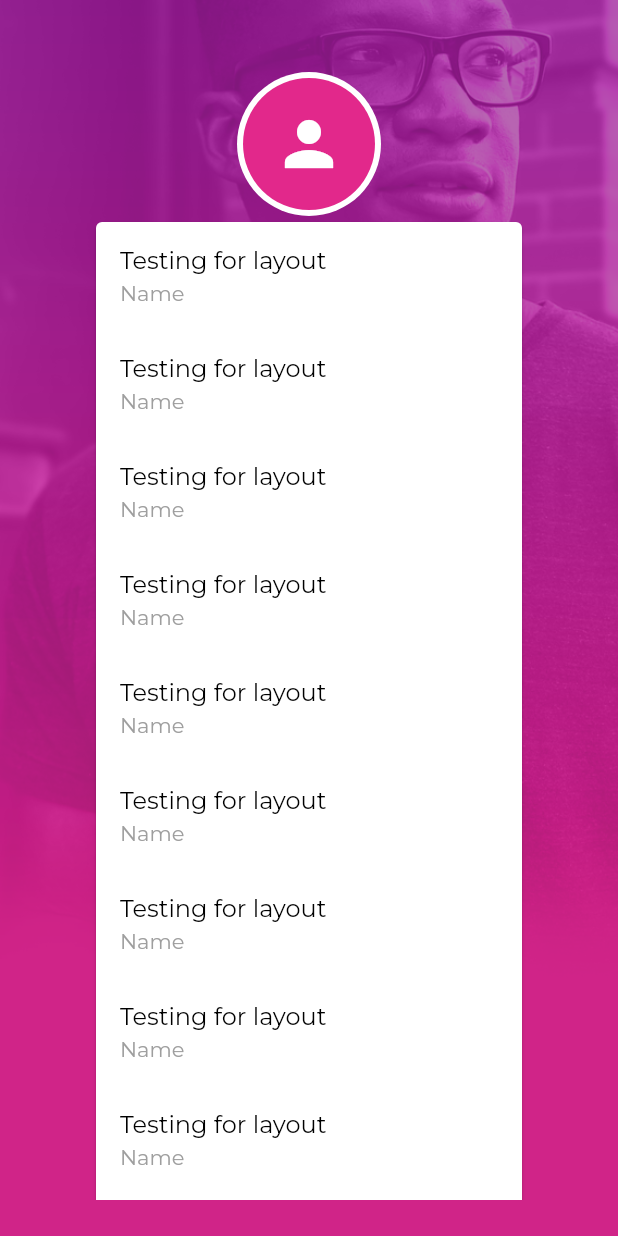
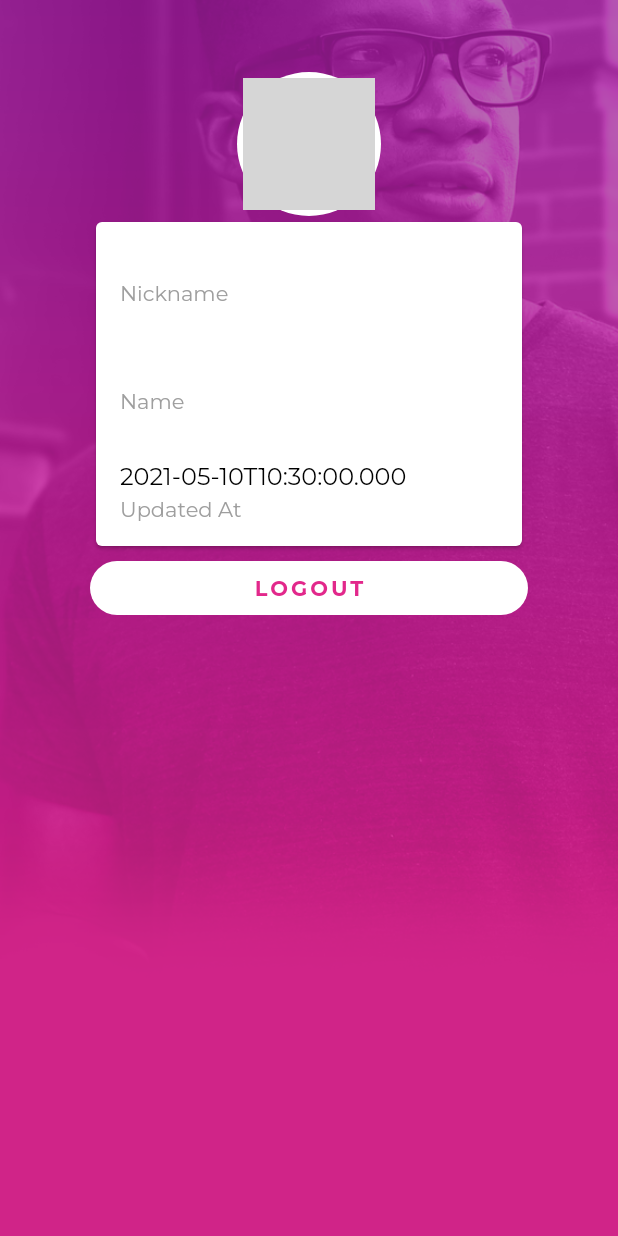
Before and after one commit to christianwico/eg-tech-exam, a Flutter app: the LandingPage screen opened directly, on a phone screen of 412 x 824 dp. Run offline on Flutter 3.47's test engine with Material 2 defaults, Android fonts, the phone set to English and light mode, and no system bars; our stand-ins replace flutter_secure_storage, google_fonts; missing offline and left inert: flutter_appauth; accounts and stored records are empty; network calls fail; grey boxes are pictures that could not be loaded.

Commit message:
Show actual user data in landing page

```diff
--- a/lib/pages/landing/landing_page.dart
+++ b/lib/pages/landing/landing_page.dart
@@ -1,8 +1,14 @@
+import 'package:exam/models/profile.dart';
+import 'package:exam/providers/auth/auth.dart';
 import 'package:flutter/material.dart';
+
+import 'package:provider/provider.dart';
 
 class LandingPage extends StatelessWidget {
   @override
   Widget build(BuildContext context) {
+    final Profile? profile = context.read<Auth>().profile;
+
     return Scaffold(
       body: Container(
         height: MediaQuery.of(context).size.height,
@@ -28,12 +34,18 @@ class LandingPage extends StatelessWidget {
                     backgroundColor: Colors.white,
                     radius: 48.0,
                   ),
-                  CircleAvatar(
+                  profile != null
+                      ? CircleAvatar(
+                          backgroundColor: Theme.of(context).primaryColor,
+                          foregroundImage: NetworkImage(profile.picture),
+                          radius: 44.0,
+                        )
+                      : CircleAvatar(
                           backgroundColor: Theme.of(context).primaryColor,
                           child: Icon(
                             Icons.person,
+                            size: 48.0,
                             color: Colors.white,
-                      size: 48.0,
                           ),
                           radius: 44.0,
                         ),
@@ -44,17 +56,35 @@ class LandingPage extends StatelessWidget {
                   physics: NeverScrollableScrollPhysics(),
                   shrinkWrap: true,
                   children: [
-                    _buildListTile('Testing for layout', 'Name'),
-                    _buildListTile('Testing for layout', 'Name'),
-                    _buildListTile('Testing for layout', 'Name'),
-                    _buildListTile('Testing for layout', 'Name'),
-                    _buildListTile('Testing for layout', 'Name'),
-                    _buildListTile('Testing for layout', 'Name'),
-                    _buildListTile('Testing for layout', 'Name'),
-                    _buildListTile('Testing for layout', 'Name'),
-                    _buildListTile('Testing for layout', 'Name'),
-                    _buildListTile('Testing for layout', 'Name'),
+                    _buildListTile(profile?.nickname ?? 'Unknown', 'Nickname'),
+                    _buildListTile(profile?.name ?? 'Unknown', 'Name'),
+                    _buildListTile(
+                        profile?.updatedAt ?? 'Unknown', 'Updated At'),
                   ],
+                ),
+              ),
+              SizedBox(
+                width: double.maxFinite,
+                child: ElevatedButton(
+                  child: Text(
+                    'LOGOUT',
+                    style: TextStyle(
+                      fontWeight: FontWeight.bold,
+                      letterSpacing: 2.0,
+                    ),
+                  ),
+                  style: ButtonStyle(
+                    foregroundColor: MaterialStateProperty.all(
+                        Theme.of(context).accentColor),
+                    backgroundColor: MaterialStateProperty.all(Colors.white),
+                    shape: MaterialStateProperty.all(
+                      RoundedRectangleBorder(
+                        borderRadius: BorderRadius.circular(24.0),
+                      ),
+                    ),
+                    elevation: MaterialStateProperty.all(0.0),
+                  ),
+                  onPressed: context.read<Auth>().logoutAction,
                 ),
               ),
             ],
```
Lines whose indentation alone changed are shown as unchanged.
